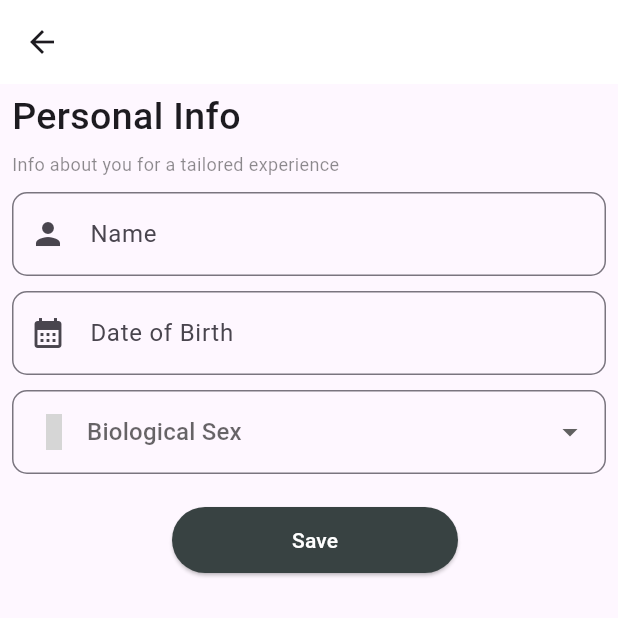
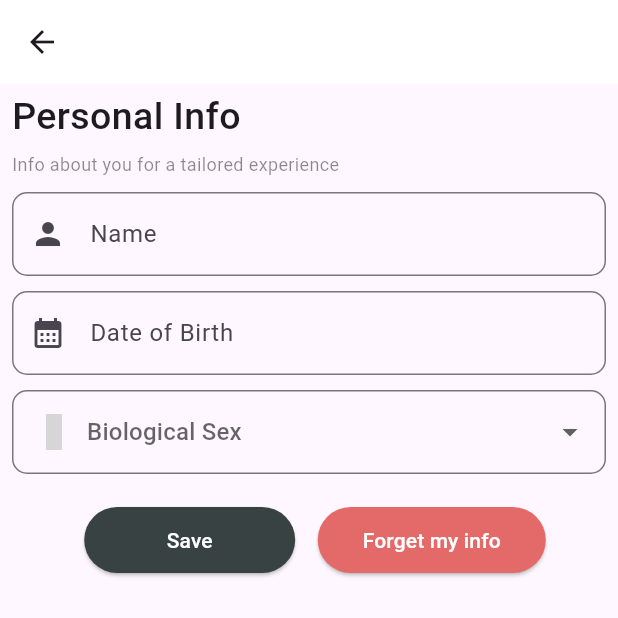
Before and after one commit to lorenzo-seme/LAG, a Flutter app: the Home screen opened directly, item 2 of the bottom bar chosen, after a tap on "Personal Info", on a phone screen of 412 x 824 dp, the top half of it. Run offline on Flutter 3.47's test engine with Material 3 defaults, Android fonts, the phone set to English and light mode, and no system bars; our stand-ins replace dropdown_button2, fl_chart, jwt_decoder, material_design_icons_flutter, shared_preferences; missing offline and left inert: graphic; accounts and stored records are empty; grey boxes are pictures that could not be loaded.

Commit message:
[lorenzo] hello user bug fixed + new button in personalInfo

```diff
--- a/lag/lib/providers/homeProvider.dart
+++ b/lag/lib/providers/homeProvider.dart
@@ -40,15 +40,12 @@ class HomeProvider extends ChangeNotifier {
 
   Future<void> _init() async {
     final sp = await SharedPreferences.getInstance();
-    final name = sp.getString('name');
+    nick = sp.getString('name') ?? 'User';
     final dob = sp.getString('dob');
     if (dob != null){
       age = ((DateTime.now().difference(DateTime.parse(dob))).inDays / 365).round();
       ageInserted = true;
     }
-    if (name != null)
-      nick = name;
-
     // Fetch data
     //getDataOfDay(showDate);
     getDataOfWeek(start, end);
--- a/lag/lib/screens/personal_info.dart
+++ b/lag/lib/screens/personal_info.dart
@@ -165,9 +165,10 @@ class _PersonalInfoState extends State<PersonalInfo> {
               const SizedBox(
                 height: 20,
               ),
-              Align(
-                alignment: Alignment.center,
-                child: ElevatedButton(
+              Row(
+                mainAxisAlignment: MainAxisAlignment.center,
+                children: [
+                  ElevatedButton(
                     onPressed: () async {
                       if (_formKey.currentState!.validate()) {
                         final sp = await SharedPreferences.getInstance();
@@ -189,14 +190,35 @@ class _PersonalInfoState extends State<PersonalInfo> {
                     style: ButtonStyle(
                         padding: MaterialStateProperty.all<EdgeInsetsGeometry>(
                             const EdgeInsets.symmetric(
-                              horizontal: 80, vertical: 12)),
+                                horizontal: 55, vertical: 12)),
                         foregroundColor:
                             MaterialStateProperty.all<Color>(Colors.white),
                         backgroundColor: MaterialStateProperty.all<Color>(
                             const Color(0xFF384242))),
                     child: const Text('Save'),
                   ),
+                  SizedBox(width: 15,),
+                  ElevatedButton(
+                    onPressed: () async {
+                      final sp = await SharedPreferences.getInstance();
+                      await sp.remove('bs');
+                      await sp.remove('dob');
+                      await sp.remove('name');
+                      await sp.remove('userAge');
+                      Navigator.of(context).pop();
+
+                    },
+                    style: ButtonStyle(
+                        padding: MaterialStateProperty.all<EdgeInsetsGeometry>(
+                            const EdgeInsets.symmetric(
+                                horizontal: 30, vertical: 12)),
+                        foregroundColor:
+                            MaterialStateProperty.all<Color>(Color.fromRGBO(255, 255, 255, 1)),
+                        backgroundColor: MaterialStateProperty.all<Color>(
+                            Color.fromARGB(255, 228, 106, 106))),
+                    child: const Text('Forget my info'),
                   ),
+              ],)
             ],
           ),
         ),
--- a/lag/lib/screens/rhrScreen.dart
+++ b/lag/lib/screens/rhrScreen.dart
@@ -165,10 +165,12 @@ class _RhrScreenState extends State<RhrScreen>{
                                     TextButton(
                                       child: const Text('Yes'),
                                       onPressed: () {
-                                        widget.provider.showAlertForAge = false;
                                         Navigator.of(context).push(
                                           MaterialPageRoute(builder: (context) => PersonalInfo())
                                         );
+                                        setState(() {
+                                            widget.provider.showAlertForAge = false;
+                                        });
                                       },
                                     ),
                                     TextButton(
@@ -280,7 +282,7 @@ class _RhrScreenState extends State<RhrScreen>{
                                       ),
                                       if(selectedValue!=null) ...[
                                         SizedBox(height: 10,),
-                                        Text("Considering your age, your target heart rate during a ${selectedValue!.toLowerCase()} exercise session should be: "),
+                                        Text("Considering your age (${widget.provider.age}), your target heart rate during a ${selectedValue!.toLowerCase()} exercise session should be: "),
                                         SizedBox(height: 8,),
                                         Text("[${(((206.9-(0.67*widget.provider.age))-widget.provider.rhrAvg())*(mappedItems[selectedValue]![0]/100)+widget.provider.rhrAvg()).toStringAsFixed(0)} - ${(((206.9-(0.67*widget.provider.age))-widget.provider.rhrAvg())*(mappedItems[selectedValue]![1]/100)+widget.provider.rhrAvg()).toStringAsFixed(0)}]")
                                       ]
--- a/lag/lib/screens/weeklyRecap.dart
+++ b/lag/lib/screens/weeklyRecap.dart
@@ -23,7 +23,9 @@ class WeeklyRecap extends StatelessWidget {
   Widget build(BuildContext context) {
     return SingleChildScrollView(
       child: SafeArea(
-          child: Padding(
+          child: ChangeNotifierProvider(
+            create: (context) => HomeProvider(),
+            builder: (context, child) => Padding(
               padding:
                   const EdgeInsets.only(left: 12.0, right: 12.0, top: 10, bottom: 20),
               child: Consumer<HomeProvider>(builder: (context, provider, child) {
@@ -33,7 +35,7 @@ class WeeklyRecap extends StatelessWidget {
                   children: [
                     Text("Hello, ${provider.nick}",style: const TextStyle(fontSize: 16)),
                     const SizedBox(height: 20),
-                const Text('7-days Personal Recap',style: TextStyle(fontWeight: FontWeight.w500, fontSize: 25)),
+                    const Text('Weekly Personal Recap',style: TextStyle(fontWeight: FontWeight.w500, fontSize: 25)),
 
                     Row(mainAxisAlignment: MainAxisAlignment.spaceBetween, children: [
                       Padding(
@@ -286,7 +288,8 @@ class WeeklyRecap extends StatelessWidget {
                 );
               }),
             ),
-      )
+        ),
+      ),
     );
   }
 
```
Lines whose indentation alone changed are shown as unchanged.
